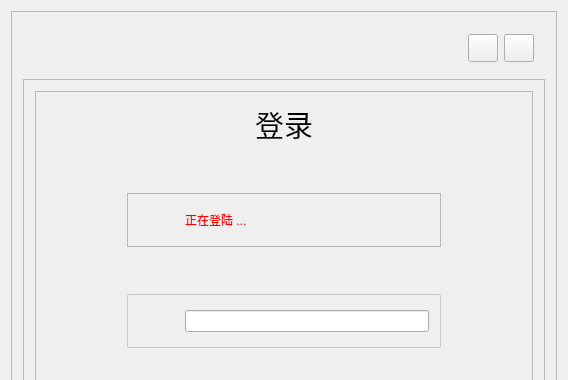
First picture: the form in ChatOrionClient/login_gui.ui, repository orionlink/ChatOrion, before the edit; both pictures show x 0 to 568 and y 0 to 380 of the 568 by 723 pixel window.
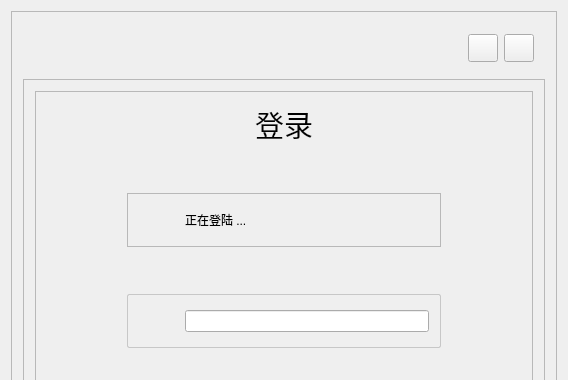
Second picture: the form after the edit. Icons and pictures are not drawn.

What changed in the file:
```diff
--- a/ChatOrionClient/login_gui.ui
+++ b/ChatOrionClient/login_gui.ui
@@ -248,8 +248,7 @@
                             <item>
                              <widget class="QLabel" name="err_msg">
                               <property name="styleSheet">
-                               <string notr="true">color: rgb(255, 0, 0);
-font: 12pt &quot;黑体&quot;;</string>
+                               <string notr="true"/>
                               </property>
                               <property name="text">
                                <string>正在登陆 ...</string>
```
Left out of the diff: 253 changed lines with no effect on the pictures.
